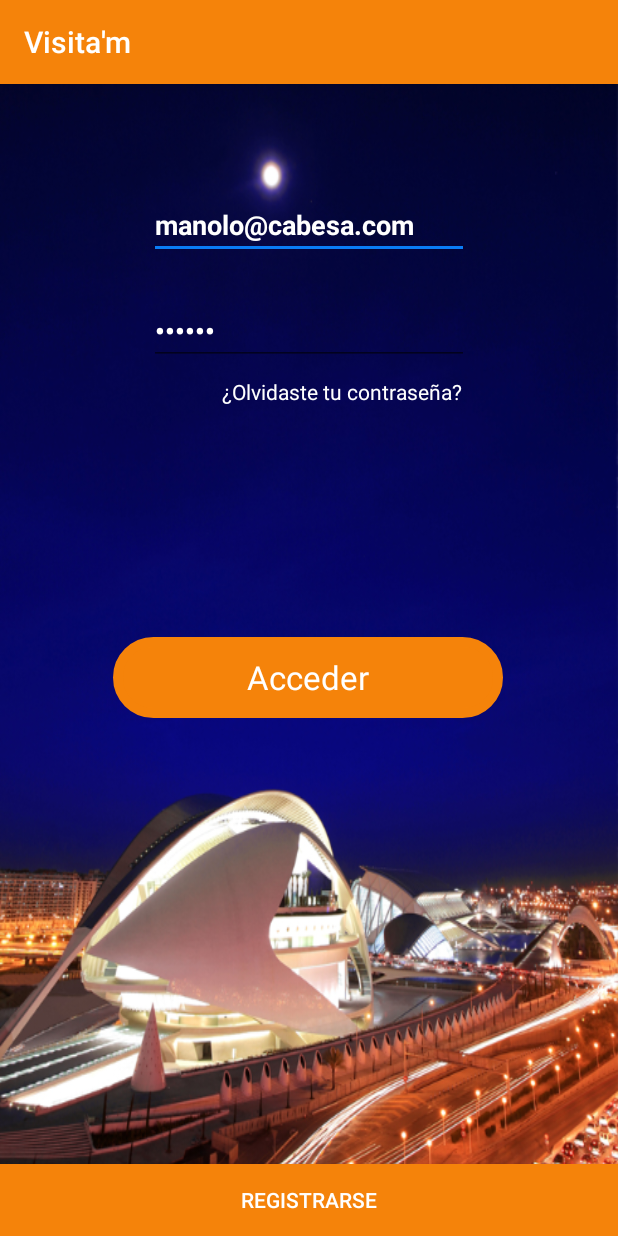
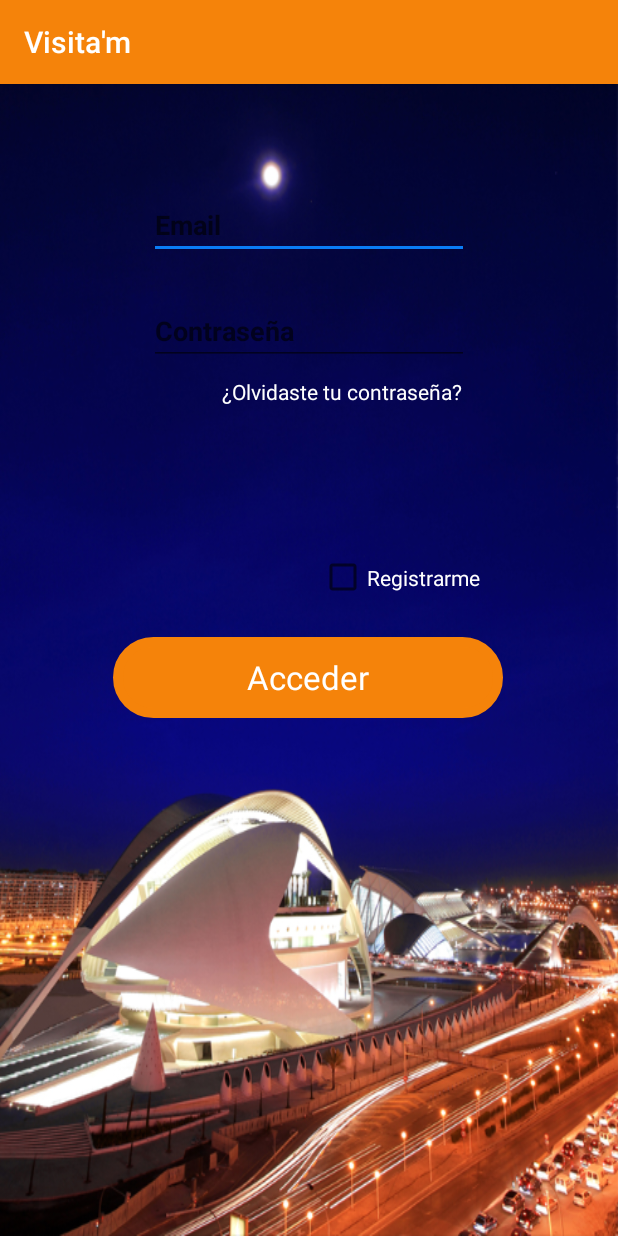
Before and after one commit to Crespuig/Proyecto_Android, an Android app: the screen it shows after launch (LoginActivity), on a phone screen of 412 x 824 dp. Run offline under Robolectric (Android 15) with nearby library versions, the phone set to English and light mode, and no system bars; our stand-ins replace Firebase (no records; nobody signed in at launch, a user with empty details on screens opened directly); libraries missing offline, so code that uses them is left out: com.firebase.ui.

Commit message:
vuelta al nav anterior

```diff
--- a/app/src/main/java/com/example/proyecto_android/activitys/LoginActivity.java
+++ b/app/src/main/java/com/example/proyecto_android/activitys/LoginActivity.java
@@ -10,6 +10,8 @@ import android.content.SharedPreferences;
 import android.os.Bundle;
 import android.view.View;
 import android.widget.Button;
+import android.widget.CheckBox;
+import android.widget.CompoundButton;
 import android.widget.EditText;
 import android.widget.TextView;
 import android.widget.Toast;
@@ -34,13 +36,12 @@ public class LoginActivity extends AppCompatActivity{
     Button btnRegistrase;
     Button btnLogin;
     public static final int REQUEST_CODE = 54654;
+    CheckBox checkRegistro;
 
     List<AuthUI.IdpConfig> provider = Arrays.asList(
             new AuthUI.IdpConfig.FacebookBuilder().build()
             //new AuthUI.IdpConfig.GoogleBuilder().build()
     );
-
-
 
     EditText usuario;
     EditText password;
@@ -54,9 +55,54 @@ public class LoginActivity extends AppCompatActivity{
         super.onCreate(savedInstanceState);
         setContentView(R.layout.activity_login);
 
-        mfirebaseAuth = FirebaseAuth.getInstance();
-        btnRegistrase = findViewById(R.id.btnRegistrarse);
         btnLogin = findViewById(R.id.btnAcceder);
+
+        checkRegistro = (CheckBox) findViewById(R.id.checkRegistro);
+
+        checkRegistro.setOnCheckedChangeListener(new CompoundButton.OnCheckedChangeListener() {
+            @Override
+            public void onCheckedChanged(CompoundButton compoundButton, boolean isChecked) {
+                if (isChecked){
+                    btnLogin.setText("Registrarme");
+                    btnLogin.setOnClickListener(new View.OnClickListener() {
+                        @Override
+                        public void onClick(View view) {
+                            Intent intent = new Intent(LoginActivity.this, RegistroActivity.class);
+                            startActivity(intent);
+                        }
+                    });
+                }else{
+                    mfirebaseAuth = FirebaseAuth.getInstance();
+
+                    usuario = (EditText)findViewById(R.id.loginEmail);
+                    password = (EditText)findViewById(R.id.loginPaswword);
+
+                    api = MiAppOperacional.getInstance(getApplicationContext());
+
+                    usuario.setText("manolo@cabesa.com");
+                    password.setText("123456");
+
+                    btnLogin.setOnClickListener(new View.OnClickListener() {
+                        @Override
+                        public void onClick(View view) {
+                            String email = usuario.getText().toString();
+                            String pass = password.getText().toString();
+
+                            if (!email.isEmpty() && !pass.isEmpty()){
+                                login(email, pass);
+                            }else{
+                                Toast.makeText(LoginActivity.this, "Login fallido amigo", Toast.LENGTH_SHORT).show();
+
+                            }
+                        }
+                    });
+                }
+            }
+        });
+
+
+
+
         /*mAuthStateListener = new FirebaseAuth.AuthStateListener() {
             @Override
             public void onAuthStateChanged(@NonNull FirebaseAuth firebaseAuth) {
@@ -75,40 +121,8 @@ public class LoginActivity extends AppCompatActivity{
             }
         };*/
 
-        usuario = (EditText)findViewById(R.id.loginEmail);
-        password = (EditText)findViewById(R.id.loginPaswword);
 
 
-        api = MiAppOperacional.getInstance(this);
-
-        /*btnAcceder = (Button)findViewById(R.id.btnAcceder);
-        btnAcceder.setOnClickListener(this);*/
-
-        usuario.setText("manolo@cabesa.com");
-        password.setText("123456");
-
-        btnLogin.setOnClickListener(new View.OnClickListener() {
-            @Override
-            public void onClick(View view) {
-                String email = usuario.getText().toString();
-                String pass = password.getText().toString();
-
-                if (!email.isEmpty() && !pass.isEmpty()){
-                    login(email, pass);
-                }else{
-                    Toast.makeText(LoginActivity.this, "Login fallido amigo", Toast.LENGTH_SHORT).show();
-
-                }
-            }
-        });
-
-        btnRegistrase.setOnClickListener(new View.OnClickListener() {
-            @Override
-            public void onClick(View view) {
-                Intent intent = new Intent(LoginActivity.this, RegistroActivity.class);
-                startActivity(intent);
-            }
-        });
 
         TextView olvidar = (TextView) findViewById(R.id.olvidar);
         olvidar.setOnClickListener(new View.OnClickListener() {
@@ -121,6 +135,8 @@ public class LoginActivity extends AppCompatActivity{
         prefs = getSharedPreferences("preferenciasUsuario", Context.MODE_PRIVATE);
 
     }
+
+
 
     private void login(String email, String pass) {
         mfirebaseAuth.signInWithEmailAndPassword(email, pass)
--- a/app/src/main/res/layout/activity_login.xml
+++ b/app/src/main/res/layout/activity_login.xml
@@ -71,6 +71,19 @@
         android:layout_marginLeft="148dp"
         android:textColor="#FFFFFF"/>
 
+    <CheckBox
+        android:id="@+id/checkRegistro"
+        android:layout_width="123dp"
+        android:layout_height="42dp"
+        android:text="Registrarme"
+        app:layout_constraintBottom_toTopOf="@+id/btnAcceder"
+        app:layout_constraintEnd_toEndOf="parent"
+        app:layout_constraintHorizontal_bias="0.736"
+        app:layout_constraintStart_toStartOf="parent"
+        app:layout_constraintTop_toBottomOf="@+id/olvidar"
+        app:layout_constraintVertical_bias="0.836"
+        android:textColor="@android:color/white"/>
+    <!--
         <LinearLayout
             android:layout_width="match_parent"
             android:layout_height="match_parent"
@@ -78,8 +91,10 @@
             android:orientation="vertical"
             app:layout_constraintBottom_toBottomOf="parent"
             app:layout_constraintEnd_toEndOf="parent"
+            app:layout_constraintHorizontal_bias="0.0"
             app:layout_constraintStart_toStartOf="parent"
-        app:layout_constraintTop_toTopOf="parent">
+            app:layout_constraintTop_toTopOf="parent"
+            app:layout_constraintVertical_bias="0.0">
 
             <Button
                 android:id="@+id/btnRegistrarse"
@@ -92,5 +107,5 @@
                 android:text="REGISTRARSE"
                 android:textColor="@android:color/white" />
         </LinearLayout>
-
+    -->
 </androidx.constraintlayout.widget.ConstraintLayout>
```
Also changed, not shown: app/src/main/java/com/example/proyecto_android/activitys/MainActivity.java (+1 -21 lines). Lines whose indentation alone changed are shown as unchanged.
